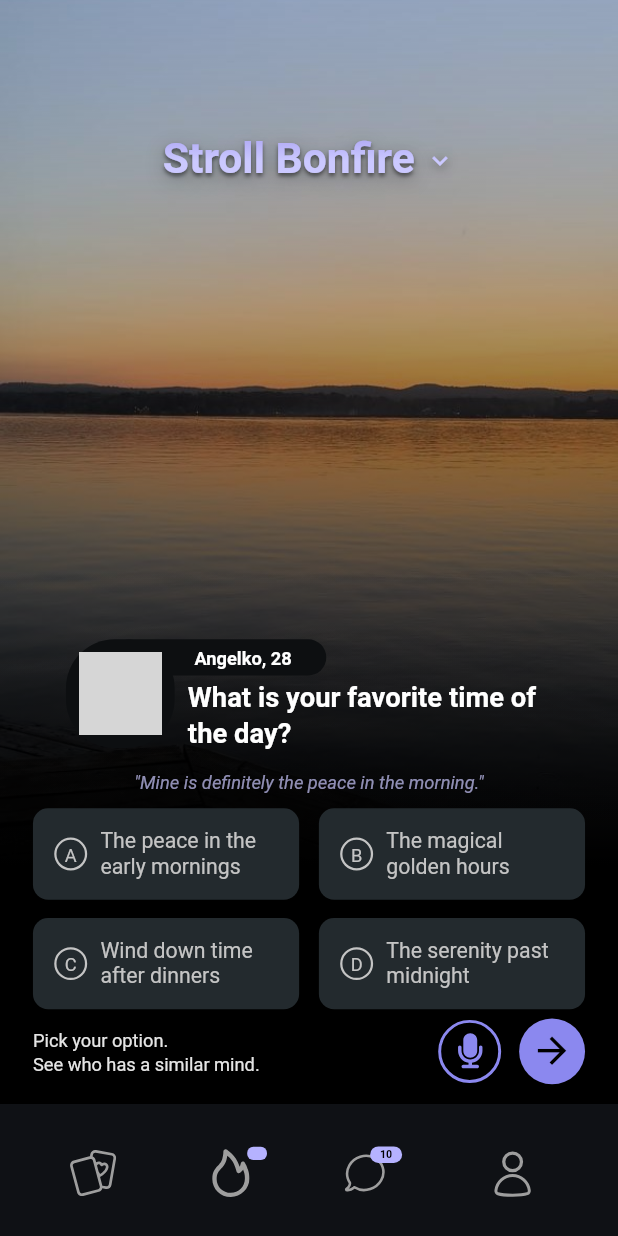
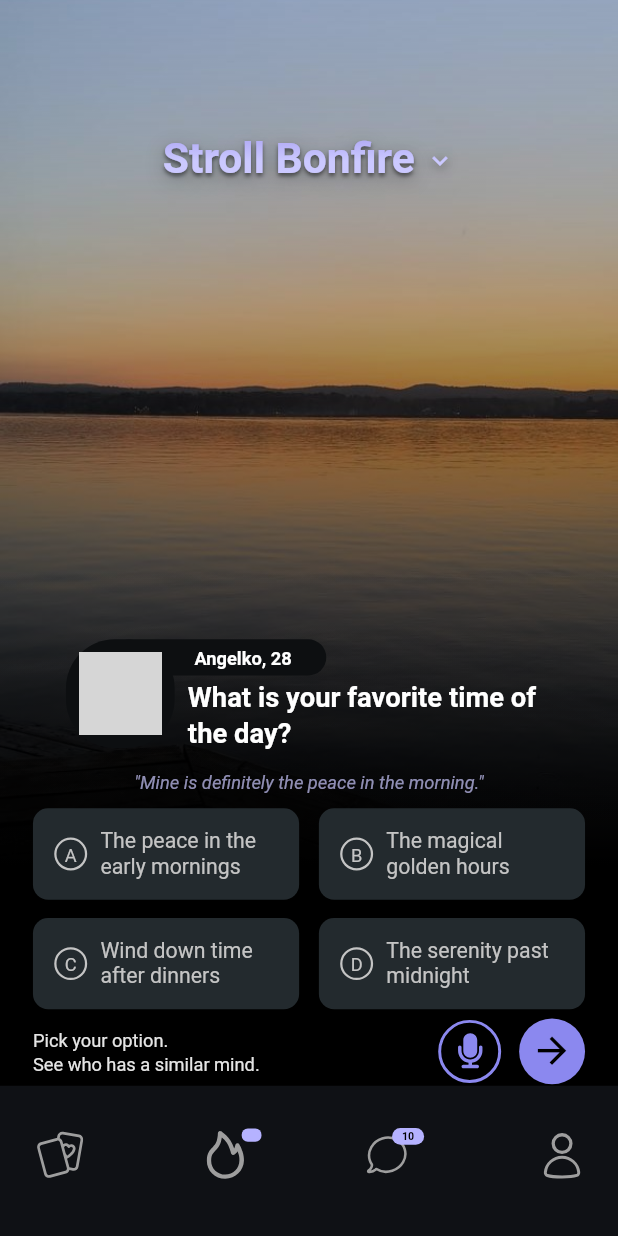
Before and after one commit to EMEDAT/stroll, a Flutter app: the screen it shows after launch, on a phone screen of 412 x 824 dp. Run offline on Flutter 3.47's test engine with Material 3 defaults, Android fonts, the phone set to English and light mode, and no system bars; our stand-ins replace equatable, flutter_bloc, flutter_screenutil, flutter_svg; Roboto replaces fonts that are missing (Proxima Nova); grey boxes are pictures that could not be loaded.

Commit message:
Refactor BottomNavigation widget for improved layout; adjust padding and alignment for better icon spacing.

```diff
--- a/stroll_bonfire/lib/features/stroll/presentation/widgets/bottom_navigation.dart
+++ b/stroll_bonfire/lib/features/stroll/presentation/widgets/bottom_navigation.dart
@@ -14,10 +14,12 @@ class BottomNavigation extends StatelessWidget {
       color: const Color(0xFF0F1115), // #0F1115 BACKGROUND
       padding: EdgeInsets.only(
         top: 8.h, // Reduced from 12.h to move closer to top
-        bottom: 4.h, // Keep bottom padding for safe area
+        bottom: 16.h, // Keep bottom padding for safe area
+        left: 10.0.w, // Add horizontal padding to stretch icons apart
+        right: 0.0.w, // Add horizontal padding to stretch icons apart
       ),
       child: Row(
-        mainAxisAlignment: MainAxisAlignment.spaceEvenly, // Use spaceEvenly for wider spread
+        mainAxisAlignment: MainAxisAlignment.spaceBetween, // Use spaceEvenly for wider spread
         children: [
           NavIcon('assets/icons/cards.svg', Icons.credit_card, false),
           _buildIconWithBadge(
```
